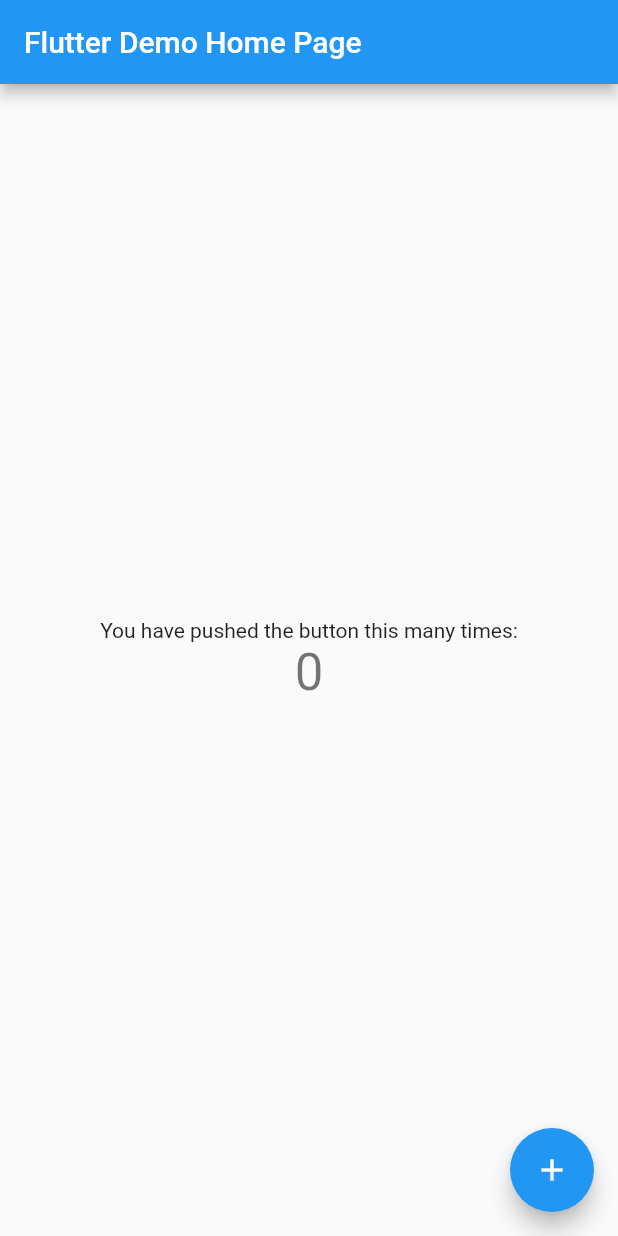
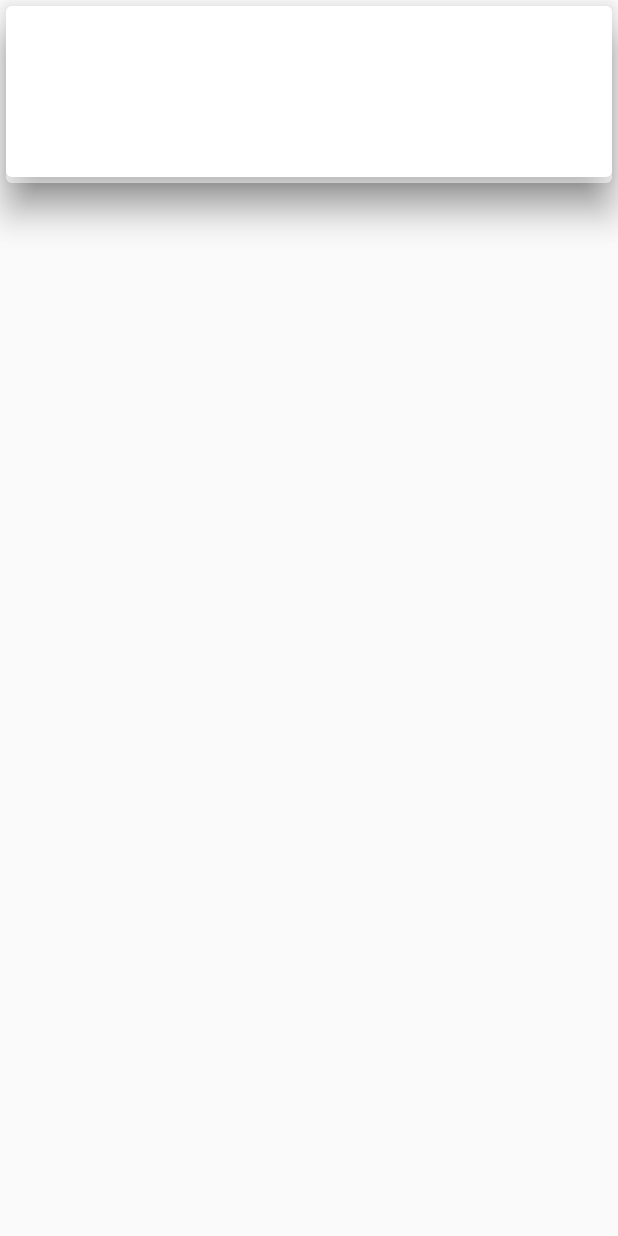
Before and after one commit to SefuZeph/notification_animated_ui, a Flutter app: the screen it shows after launch, on a phone screen of 412 x 824 dp. Run offline on Flutter 3.47's test engine with Material 2 defaults, Android fonts, the light colour scheme and no system bars.

Commit message:
Add card to display the notification on screen

```diff
--- a/lib/main.dart
+++ b/lib/main.dart
@@ -10,58 +10,49 @@
   Widget build(BuildContext context) {
     return MaterialApp(
       title: 'Flutter Demo',
+      debugShowCheckedModeBanner: false,
       theme: ThemeData(
         primarySwatch: Colors.blue,
         visualDensity: VisualDensity.adaptivePlatformDensity,
       ),
-      home: MyHomePage(title: 'Flutter Demo Home Page'),
+      home: MyHomePage(),
     );
   }
 }
 
 class MyHomePage extends StatefulWidget {
-  MyHomePage({Key key, this.title}) : super(key: key);
-
-  final String title;
+  MyHomePage({Key key}) : super(key: key);
 
   @override
   _MyHomePageState createState() => _MyHomePageState();
 }
 
 class _MyHomePageState extends State<MyHomePage> {
-  int _counter = 0;
-
-  void _incrementCounter() {
-    setState(() {
-      _counter++;
-    });
-  }
-
   @override
   Widget build(BuildContext context) {
     return Scaffold(
-      appBar: AppBar(
-        title: Text(widget.title),
-      ),
-      body: Center(
-        child: Column(
-          mainAxisAlignment: MainAxisAlignment.center,
-          children: <Widget>[
-            Text(
-              'You have pushed the button this many times:',
-            ),
-            Text(
-              '$_counter',
-              style: Theme.of(context).textTheme.headline4,
-            ),
-          ],
+      appBar: PreferredSize(
+          preferredSize: Size.fromHeight(0),
+          child: AppBar(
+            backgroundColor: Color(0xfff79631),
+          )),
+      body: Container(
+        child: Stack(
+          children: <Widget>[_itemOne(context), _itemTwo(context)],
         ),
       ),
-      floatingActionButton: FloatingActionButton(
-        onPressed: _incrementCounter,
-        tooltip: 'Increment',
-        child: Icon(Icons.add),
-      ), // This trailing comma makes auto-formatting nicer for build methods.
     );
   }
 }
+
+Widget _itemOne(BuildContext context) => Container(
+      child: Card(elevation: 10, color: const Color(0xffffffff)),
+      height: 126.0,
+      width: MediaQuery.of(context).size.width,
+    );
+
+Widget _itemTwo(BuildContext context) => Container(
+      child: Card(elevation: 10, color: const Color(0xffffffff)),
+      height: 122.0,
+      width: MediaQuery.of(context).size.width,
+    );
```
